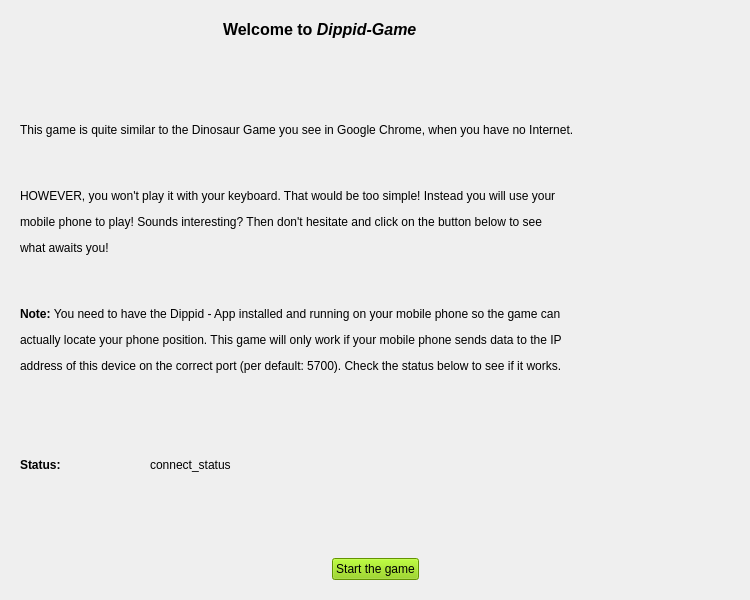
Old version of the form dippid_game.ui in the repository ITT-21SS-UR/assignment-7-mm.
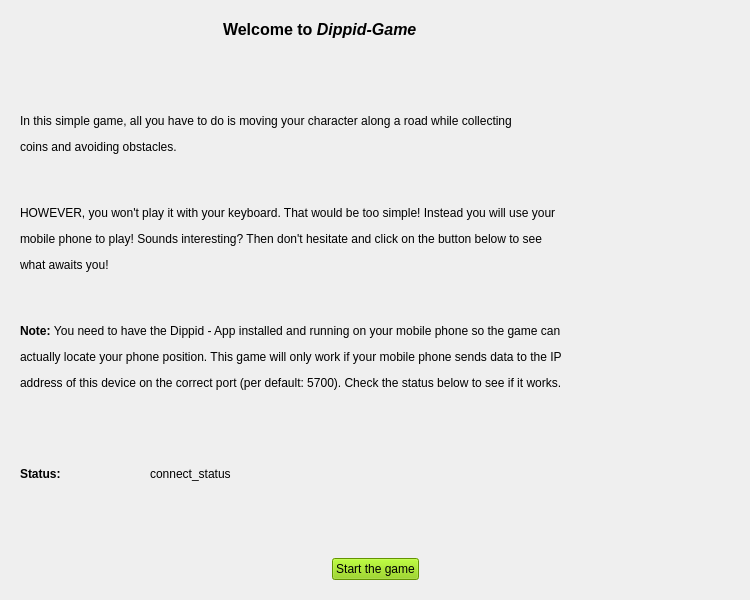
New version of the form. The open tabs and pages were chosen to show the change. Custom widgets are drawn as their Qt base class.

Commit message: Add levels to the game and improve controls

The edit to the form file:
```diff
--- a/dippid_game.ui
+++ b/dippid_game.ui
@@ -90,7 +90,7 @@
        <item>
         <widget class="QLabel" name="game_introduction">
          <property name="text">
-          <string>&lt;html&gt;&lt;head/&gt;&lt;body&gt;&lt;p&gt;This game is quite similar to the Dinosaur Game you see in Google Chrome, when you have no Internet.&lt;/p&gt;&lt;p&gt;&lt;br/&gt;&lt;/p&gt;&lt;p&gt;HOWEVER, you won't play it with your keyboard. That would be too simple! Instead you will use your&lt;/p&gt;&lt;p&gt;mobile phone to play! Sounds interesting? Then don't hesitate and click on the button below to see &lt;/p&gt;&lt;p&gt;what awaits you!&lt;/p&gt;&lt;p&gt;&lt;br/&gt;&lt;/p&gt;&lt;p&gt;&lt;span style=&quot; font-weight:600;&quot;&gt;Note: &lt;/span&gt;You need to have the Dippid - App installed and running on your mobile phone so the game can&lt;/p&gt;&lt;p&gt;actually locate your phone position. This game will only work if your mobile phone sends data to the IP&lt;/p&gt;&lt;p&gt;address of this device on the correct port (per default: 5700). Check the status below to see if it works.&lt;/p&gt;&lt;/body&gt;&lt;/html&gt;</string>
+          <string>&lt;html&gt;&lt;head/&gt;&lt;body&gt;&lt;p&gt;In this simple game, all you have to do is moving your character along a road while collecting&lt;/p&gt;&lt;p&gt;coins and avoiding obstacles.&lt;/p&gt;&lt;p&gt;&lt;br/&gt;&lt;/p&gt;&lt;p&gt;HOWEVER, you won't play it with your keyboard. That would be too simple! Instead you will use your&lt;/p&gt;&lt;p&gt;mobile phone to play! Sounds interesting? Then don't hesitate and click on the button below to see &lt;/p&gt;&lt;p&gt;what awaits you!&lt;/p&gt;&lt;p&gt;&lt;br/&gt;&lt;/p&gt;&lt;p&gt;&lt;span style=&quot; font-weight:600;&quot;&gt;Note: &lt;/span&gt;You need to have the Dippid - App installed and running on your mobile phone so the game can&lt;/p&gt;&lt;p&gt;actually locate your phone position. This game will only work if your mobile phone sends data to the IP&lt;/p&gt;&lt;p&gt;address of this device on the correct port (per default: 5700). Check the status below to see if it works.&lt;/p&gt;&lt;/body&gt;&lt;/html&gt;</string>
          </property>
         </widget>
        </item>
```
Left out of the diff: 4 changed lines with no effect on the pictures. The commit also changes 2 other files.
